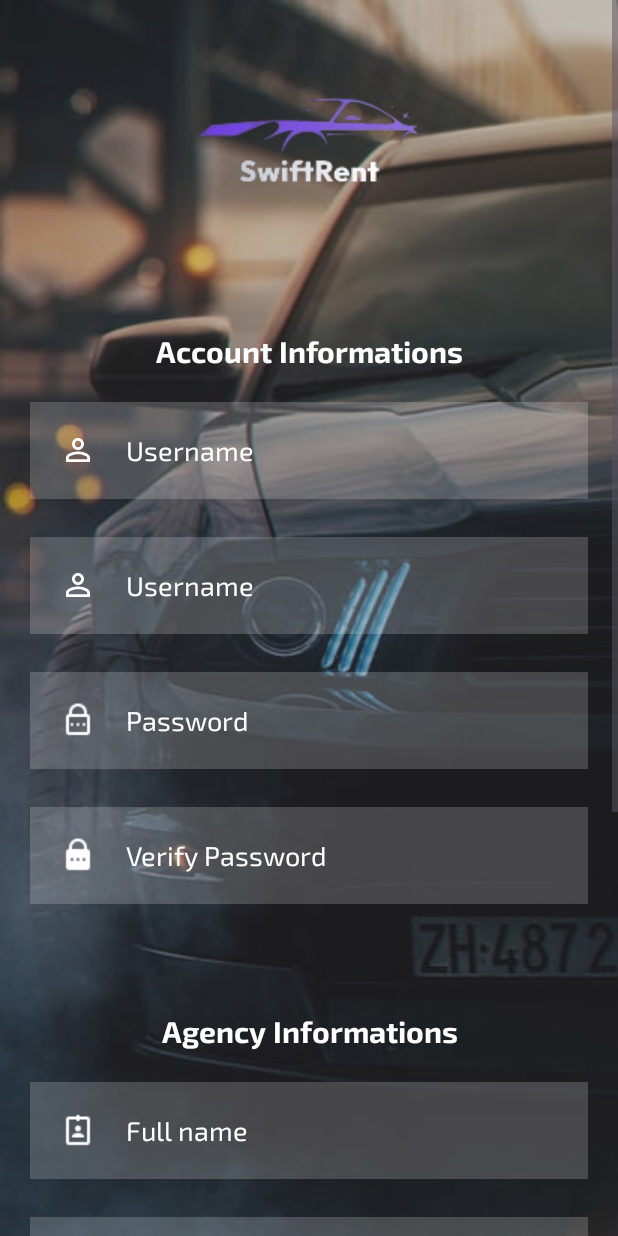
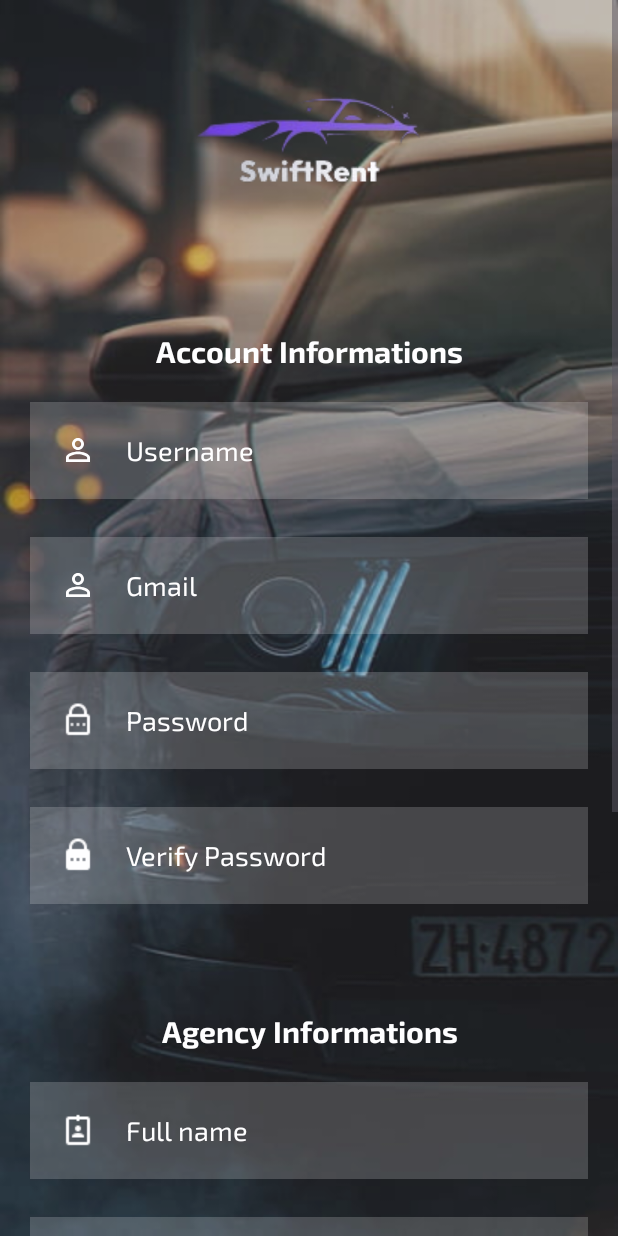
Before and after one commit to chouaib1123/Androindapplication, an Android app: the MainActivity4 screen opened directly, with no data from a screen before it, on a phone screen of 412 x 824 dp. Run offline under Robolectric (Android 15) with nearby library versions, the phone set to English and light mode, and no system bars.

Commit message:
changed u to g

```diff
--- a/app/src/main/res/layout/activity_main4.xml
+++ b/app/src/main/res/layout/activity_main4.xml
@@ -72,7 +72,7 @@
             android:drawableLeft="@drawable/baseline_person_outline_24"
             android:drawablePadding="20dp"
             android:fontFamily="@font/exoregular"
-            android:hint="Username"
+            android:hint="Gmail"
             android:inputType="text"
             android:padding="20dp"
             android:textColor="@color/white"
```
